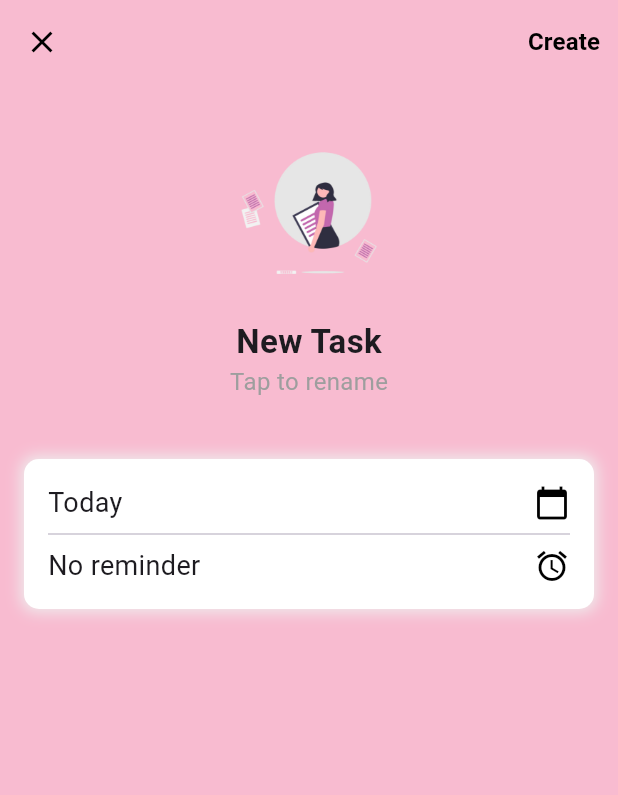
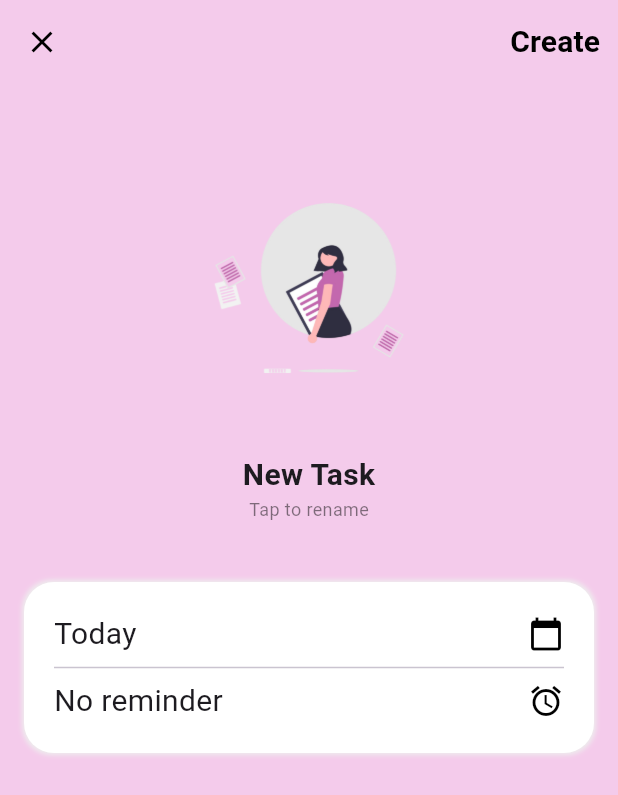
Before and after one commit to IrenaPaskah/ilearn_2213025033, a Flutter app: the screen it shows after launch, after a tap on the "add" icon, on a phone screen of 412 x 824 dp. Shown: the top 795 px of the screen. Run offline on Flutter 3.47's test engine with Material 3 defaults, Android fonts, the phone set to English and light mode, and no system bars.

Commit message:
updating new task UI

```diff
--- a/noi_2213025033/lib/login.dart
+++ b/noi_2213025033/lib/login.dart
@@ -1,5 +1,4 @@
 import 'package:flutter/material.dart';
-
 import 'newtask.dart';
 
 class LoginPage extends StatelessWidget {
@@ -23,7 +22,7 @@ class LoginPage extends StatelessWidget {
                   mainAxisAlignment: MainAxisAlignment.center,
                   children: [
                     Image.asset('assets/images/gambar_hal1.png',
-                        height: 212), // Add your image here
+                        height: 800), // Add your image here
                     const SizedBox(height: 20),
                     const Text(
                       'No tasks yet.',
--- a/noi_2213025033/lib/newtask.dart
+++ b/noi_2213025033/lib/newtask.dart
@@ -7,10 +7,10 @@ class NewTaskPage extends StatelessWidget {
   Widget build(BuildContext context) {
     return Scaffold(
       appBar: AppBar(
-        backgroundColor: Colors.pink[100],
+        backgroundColor: const Color.fromRGBO(244, 203, 235, 1),
         elevation: 0,
         leading: IconButton(
-          icon: const Icon(Icons.close, color: Colors.black),
+          icon: const Icon(Icons.close, color: Color.fromRGBO(0, 0, 0, 1)),
           onPressed: () {
             // Kembali ke halaman sebelumnya
             Navigator.pop(context);
@@ -24,8 +24,8 @@ class NewTaskPage extends StatelessWidget {
             child: const Text(
               'Create',
               style: TextStyle(
-                color: Colors.black,
-                fontSize: 16,
+                color: Color.fromRGBO(0, 0, 0, 1),
+                fontSize: 20,
                 fontWeight: FontWeight.bold,
               ),
             ),
@@ -37,21 +37,21 @@ class NewTaskPage extends StatelessWidget {
         child: Column(
           crossAxisAlignment: CrossAxisAlignment.center,
           children: [
-            const SizedBox(height: 20),
+            const SizedBox(height: 50),
 
             // Ilustrasi gambar task
             Center(
               child: Image.asset('assets/images/newtaskimage.png',
-                  height: 100), // Gambar task icon
+                  height: 140), // Gambar task icon
             ),
 
-            const SizedBox(height: 20),
+            const SizedBox(height: 40),
 
             // Teks "New Task"
             const Text(
               'New Task',
               style: TextStyle(
-                fontSize: 22,
+                fontSize: 20,
                 fontWeight: FontWeight.bold,
               ),
             ),
@@ -60,8 +60,8 @@ class NewTaskPage extends StatelessWidget {
             const Text(
               'Tap to rename',
               style: TextStyle(
-                fontSize: 16,
-                color: Colors.grey,
+                fontSize: 12,
+                color: Color.fromRGBO(11, 11, 11, 0.511),
               ),
             ),
 
@@ -69,15 +69,15 @@ class NewTaskPage extends StatelessWidget {
 
             // Kotak "Today" dan "No Reminder"
             Container(
-              padding: const EdgeInsets.all(16),
+              padding: const EdgeInsets.all(20),
               decoration: BoxDecoration(
-                color: Colors.white,
-                borderRadius: BorderRadius.circular(10),
-                boxShadow: [
+                color: const Color.fromRGBO(255, 255, 255, 1),
+                borderRadius: BorderRadius.circular(20),
+                boxShadow: const [
                   BoxShadow(
-                    color: Colors.grey.shade200,
-                    blurRadius: 8,
-                    spreadRadius: 2,
+                    color: Color.fromRGBO(238, 238, 238, 1),
+                    blurRadius: 2,
+                    spreadRadius: 1,
                   ),
                 ],
               ),
@@ -87,7 +87,7 @@ class NewTaskPage extends StatelessWidget {
                   Row(
                     mainAxisAlignment: MainAxisAlignment.spaceBetween,
                     children: [
-                      Text('Today', style: TextStyle(fontSize: 18)),
+                      Text('Today', style: TextStyle(fontSize: 20)),
                       Icon(Icons.calendar_today, color: Colors.black),
                     ],
                   ),
@@ -96,8 +96,8 @@ class NewTaskPage extends StatelessWidget {
                   Row(
                     mainAxisAlignment: MainAxisAlignment.spaceBetween,
                     children: [
-                      Text('No reminder', style: TextStyle(fontSize: 18)),
-                      Icon(Icons.alarm, color: Colors.black),
+                      Text('No reminder', style: TextStyle(fontSize: 20)),
+                      Icon(Icons.alarm, color: Color.fromRGBO(0, 0, 0, 1)),
                     ],
                   ),
                 ],
@@ -106,7 +106,8 @@ class NewTaskPage extends StatelessWidget {
           ],
         ),
       ),
-      backgroundColor: Colors.pink[100], // Background warna pink muda
+      backgroundColor:
+          const Color.fromRGBO(244, 203, 235, 1), // Background warna pink muda
     );
   }
 }
--- a/noi_2213025033/pubspec.yaml
+++ b/noi_2213025033/pubspec.yaml
@@ -61,6 +61,7 @@ flutter:
   assets:
     - assets/images/gambar_hal1.png
     - assets/images/newtaskimage.png
+    - assets/images/logo.png
 
   # An image asset can refer to one or more resolution-specific "variants", see
   # https://flutter.dev/to/resolution-aware-images
```
Also changed, not shown: noi_2213025033/assets/images/logo.png (added).
